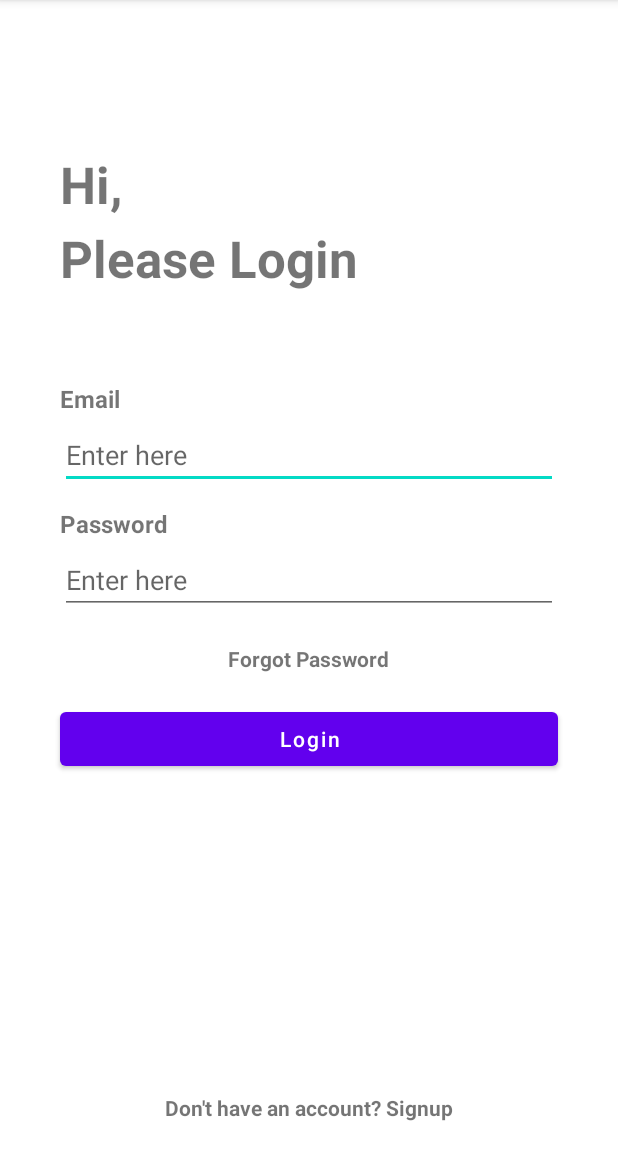
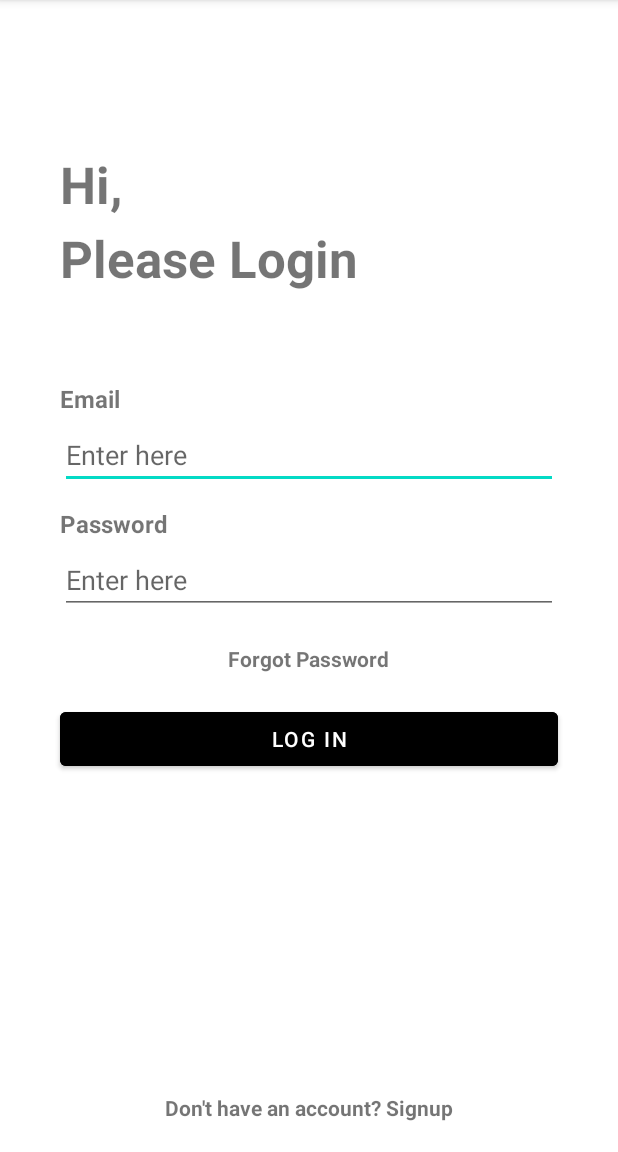
Before and after one commit to edwinaringo/movers, an Android app: the LoginActivity screen opened directly, with no data from a screen before it, on a phone screen of 412 x 824 dp, the part 84-1236 px from its top. Run offline under Robolectric (Android 15) with nearby library versions, the phone set to English and light mode, and no system bars; our stand-ins replace ButterKnife, Firebase (no records; nobody signed in at launch, a user with empty details on screens opened directly); Roboto replaces fonts that are not available here.

```diff
--- a/app/src/main/java/com/example/movers_app/MainActivity.java
+++ b/app/src/main/java/com/example/movers_app/MainActivity.java
@@ -55,7 +55,5 @@ public class MainActivity extends AppCompatActivity  implements View .OnClickLis
             mProgressBar.setVisibility(View.VISIBLE);
             startActivity(new Intent(MainActivity.this,HouseActivity.class));
         }
-
-
     }
 }
--- a/app/src/main/res/layout/activity_login.xml
+++ b/app/src/main/res/layout/activity_login.xml
@@ -95,8 +95,8 @@
         android:layout_marginLeft="40dp"
         android:layout_marginTop="20dp"
         android:layout_marginRight="40dp"
-        android:text="Login"
-        android:textAllCaps="false"
+        android:text="Log In"
+        android:backgroundTint="@color/black"
         app:layout_constraintEnd_toEndOf="parent"
         app:layout_constraintStart_toStartOf="parent"
         app:layout_constraintTop_toBottomOf="@+id/LoginForgotPasswordTextView" />
--- a/app/src/main/res/layout/activity_sign_up.xml
+++ b/app/src/main/res/layout/activity_sign_up.xml
@@ -139,11 +139,11 @@
                 <Button
                     android:id="@+id/signUp"
                     android:layout_width="match_parent"
-                    android:background="@drawable/orange_btn_background"
                     android:layout_height="wrap_content"
                     android:layout_marginTop="50dp"
                     android:layout_marginBottom="16dp"
                     android:text="sign up"
+                    android:backgroundTint="@color/black"
                     android:textStyle="bold"
                     android:textSize="18sp"/>
             </LinearLayout>
```
